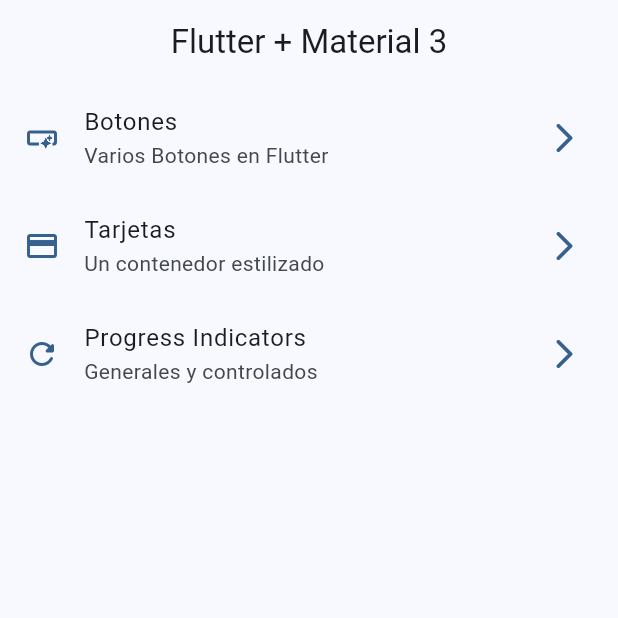
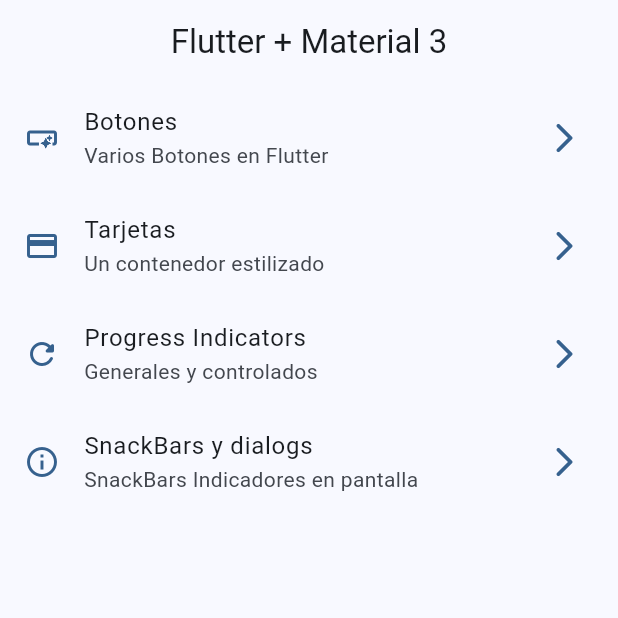
Before and after one commit to felipet73/FlutterWidgets, a Flutter app: the screen it shows after launch, on a phone screen of 412 x 824 dp, the top half of it. Run offline on Flutter 3.47's test engine with Material 3 defaults, Android fonts, the phone set to English and light mode, and no system bars; our stand-ins replace go_router.

Commit message:
snackbasrs finished

```diff
--- a/lib/config/menu/menu_item.dart
+++ b/lib/config/menu/menu_item.dart
@@ -30,6 +30,12 @@ const appMenuItems = <MenuItem>[
     subTitle: 'Generales y controlados',
     link: '/progress',
     icon: Icons.refresh_rounded
+    ),
+    MenuItem(
+    title: 'SnackBars y dialogs',
+    subTitle: 'SnackBars Indicadores en pantalla',
+    link: '/snackbars',
+    icon: Icons.info_outline
     )
 
 
--- a/lib/config/router/app_router.dart
+++ b/lib/config/router/app_router.dart
@@ -25,6 +25,11 @@ final appRouter = GoRouter(
       name: ProgressScreen.name,
       builder: (context, state) => const ProgressScreen(),
     ),
+    GoRoute(
+      path: '/snackbars',
+      name: SnackbarScreen.name,
+      builder: (context, state) => const SnackbarScreen(),
+    ),
 
   ],
 );
--- a/lib/main.dart
+++ b/lib/main.dart
@@ -15,6 +15,7 @@ class MainApp extends StatelessWidget {
   @override
   Widget build(BuildContext context) {
     return MaterialApp.router(
+      title: 'Flutter Widgets',
       routerConfig: appRouter,
       debugShowCheckedModeBanner: false,
       theme: AppTheme(selectedColor: 0).getTheme(),
```
Also changed, not shown: lib/presentation/screens/snackbar/snackbar_screen.dart (+75 -1 lines).
